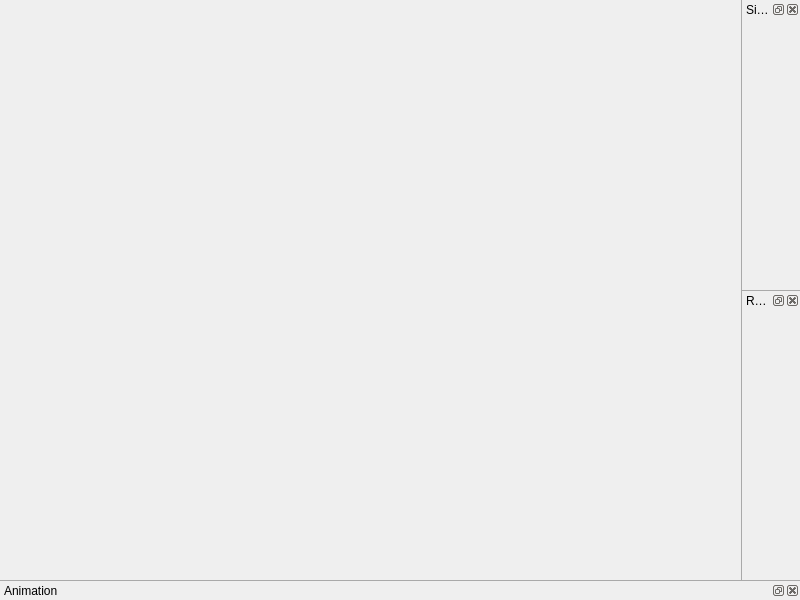
Old version of the form apps/livreGUI/MainWindow.ui in the repository BlueBrain/Livre.
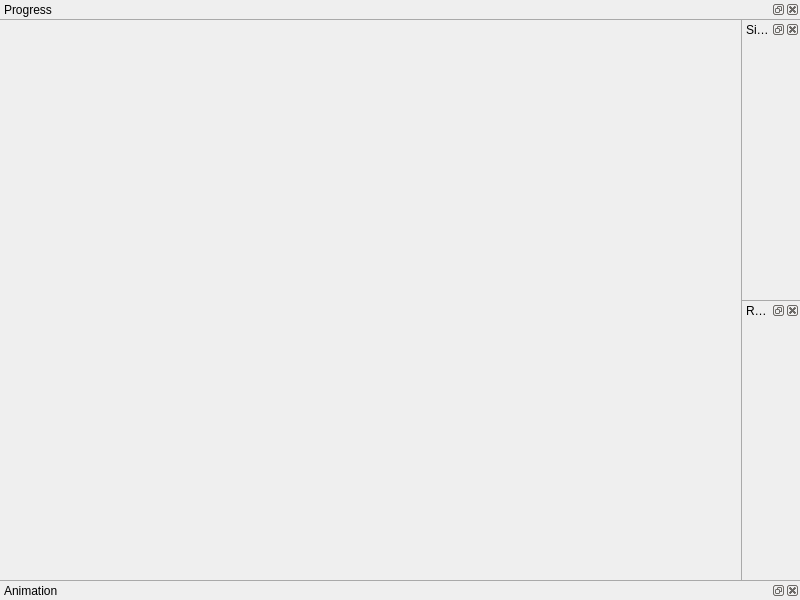
New version of the form.

```diff
--- a/apps/livreGUI/MainWindow.ui
+++ b/apps/livreGUI/MainWindow.ui
@@ -44,6 +44,15 @@
    </attribute>
    <widget class="QWidget" name="animationDockWidgetPlaceholder"/>
   </widget>
+  <widget class="QDockWidget" name="progressDockWidget">
+   <property name="windowTitle">
+    <string>Progress</string>
+   </property>
+   <attribute name="dockWidgetArea">
+    <number>4</number>
+   </attribute>
+   <widget class="QWidget" name="progressDockWidgetPlaceholder"/>
+  </widget>
   <widget class="QDockWidget" name="renderParametersDockWidget">
    <property name="sizePolicy">
     <sizepolicy hsizetype="Expanding" vsizetype="Expanding">
```
